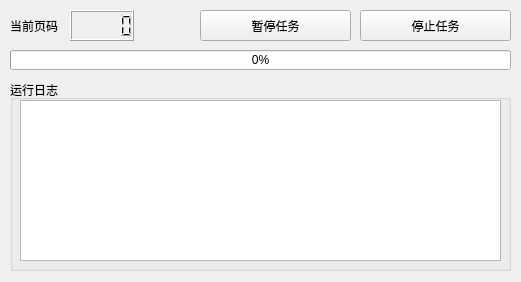
This is ui/processor.ui in feassh/zying-auto as Qt 5 draws it before an edit. The edited form follows.
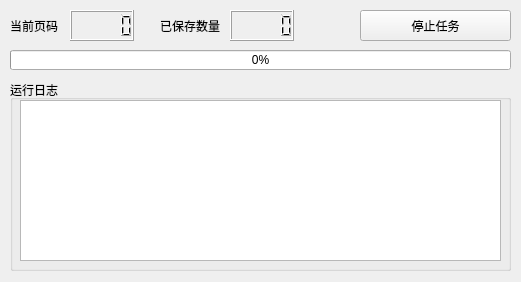
This is the edited form.

What changed in the file:
```diff
--- a/ui/processor.ui
+++ b/ui/processor.ui
@@ -66,19 +66,6 @@
      <string>停止任务</string>
     </property>
    </widget>
-   <widget class="QPushButton" name="ptPause">
-    <property name="geometry">
-     <rect>
-      <x>200</x>
-      <y>10</y>
-      <width>151</width>
-      <height>31</height>
-     </rect>
-    </property>
-    <property name="text">
-     <string>暂停任务</string>
-    </property>
-   </widget>
    <widget class="QLCDNumber" name="lcdCurrentPage">
     <property name="geometry">
      <rect>
@@ -102,6 +89,32 @@
      <string>当前页码</string>
     </property>
    </widget>
+   <widget class="QLabel" name="label_2">
+    <property name="geometry">
+     <rect>
+      <x>160</x>
+      <y>10</y>
+      <width>71</width>
+      <height>31</height>
+     </rect>
+    </property>
+    <property name="text">
+     <string>已保存数量</string>
+    </property>
+   </widget>
+   <widget class="QLCDNumber" name="lcdSavedNumber">
+    <property name="geometry">
+     <rect>
+      <x>230</x>
+      <y>10</y>
+      <width>64</width>
+      <height>31</height>
+     </rect>
+    </property>
+    <property name="value" stdset="0">
+     <double>0.000000000000000</double>
+    </property>
+   </widget>
   </widget>
  </widget>
  <resources/>
```
Left out of the diff: 8 changed lines with no effect on the pictures.
